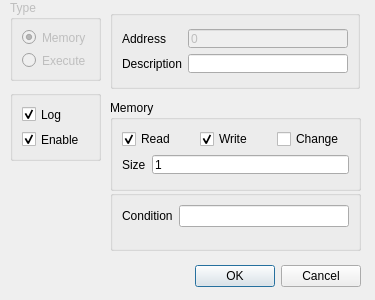
The window that pcsx2-qt/Debugger/Breakpoints/BreakpointDialog.ui (PCSX2/pcsx2) describes before a commit, drawn with Qt 5.
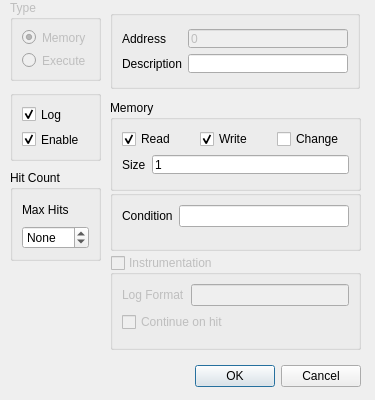
The same window after the commit.

Commit message: Debugger: Add max breakpoint hit counter. Add UI for instrumentation. Breakpoints now display hit count. Breakpoint list UI elements refresh on breakpoint hits.

Patch:
```diff
--- a/pcsx2-qt/Debugger/Breakpoints/BreakpointDialog.ui
+++ b/pcsx2-qt/Debugger/Breakpoints/BreakpointDialog.ui
@@ -10,7 +10,7 @@
     <x>0</x>
     <y>0</y>
     <width>375</width>
-    <height>300</height>
+    <height>400</height>
    </rect>
   </property>
   <property name="sizePolicy">
@@ -22,13 +22,13 @@
   <property name="minimumSize">
    <size>
     <width>375</width>
-    <height>300</height>
+    <height>400</height>
    </size>
   </property>
   <property name="maximumSize">
    <size>
     <width>375</width>
-    <height>300</height>
+    <height>400</height>
    </size>
   </property>
   <property name="baseSize">
@@ -44,7 +44,7 @@
    <property name="geometry">
     <rect>
      <x>20</x>
-     <y>260</y>
+     <y>360</y>
      <width>341</width>
      <height>32</height>
     </rect>
@@ -283,6 +283,57 @@
     </item>
    </layout>
   </widget>
+  <widget class="QGroupBox" name="grpInstrumentation">
+   <property name="enabled">
+    <bool>false</bool>
+   </property>
+   <property name="geometry">
+    <rect>
+     <x>110</x>
+     <y>255</y>
+     <width>251</width>
+     <height>95</height>
+    </rect>
+   </property>
+   <property name="title">
+    <string>Instrumentation</string>
+   </property>
+   <property name="checkable">
+    <bool>true</bool>
+   </property>
+   <property name="checked">
+    <bool>false</bool>
+   </property>
+   <layout class="QFormLayout" name="formLayout_5">
+    <item row="0" column="0">
+     <widget class="QLabel" name="label_5">
+      <property name="text">
+       <string>Log Format</string>
+      </property>
+      <property name="buddy">
+       <cstring>txtLogFormat</cstring>
+      </property>
+     </widget>
+    </item>
+    <item row="0" column="1">
+     <widget class="QLineEdit" name="txtLogFormat">
+      <property name="toolTip">
+       <string>Logged to the console when the breakpoint is hit. Wrap an expression in braces to substitute its value, e.g. &quot;ra={ra} val={[4,sp]}&quot;. Use &quot;{{&quot; and &quot;}}&quot; for literal braces.</string>
+      </property>
+     </widget>
+    </item>
+    <item row="1" column="0" colspan="2">
+     <widget class="QCheckBox" name="chkLogContinue">
+      <property name="toolTip">
+       <string>Log the message and resume execution instead of pausing.</string>
+      </property>
+      <property name="text">
+       <string>Continue on hit</string>
+      </property>
+     </widget>
+    </item>
+   </layout>
+  </widget>
   <widget class="QGroupBox" name="groupBox_5">
    <property name="geometry">
     <rect>
@@ -321,6 +372,53 @@
     </item>
    </layout>
   </widget>
+  <widget class="QGroupBox" name="grpHitCount">
+   <property name="geometry">
+    <rect>
+     <x>10</x>
+     <y>170</y>
+     <width>91</width>
+     <height>91</height>
+    </rect>
+   </property>
+   <property name="title">
+    <string>Hit Count</string>
+   </property>
+   <layout class="QVBoxLayout" name="verticalLayout_3">
+    <item>
+     <widget class="QLabel" name="label_6">
+      <property name="text">
+       <string>Max Hits</string>
+      </property>
+      <property name="buddy">
+       <cstring>spnMaxHitCount</cstring>
+      </property>
+     </widget>
+    </item>
+    <item>
+     <widget class="QSpinBox" name="spnMaxHitCount">
+      <property name="toolTip">
+       <string>Automatically disable this breakpoint after it has been hit this many times. Set to 0 for the breakpoint to never disable.</string>
+      </property>
+      <property name="specialValueText">
+       <string>None</string>
+      </property>
+      <property name="wrapping">
+       <bool>true</bool>
+      </property>
+      <property name="minimum">
+       <number>0</number>
+      </property>
+      <property name="maximum">
+       <number>9999999</number>
+      </property>
+      <property name="value">
+       <number>0</number>
+      </property>
+     </widget>
+    </item>
+   </layout>
+  </widget>
  </widget>
  <tabstops>
   <tabstop>rdoMemory</tabstop>
```
Left out of the diff: 5 changed lines with no effect on the pictures. The commit also changes 9 other files.
